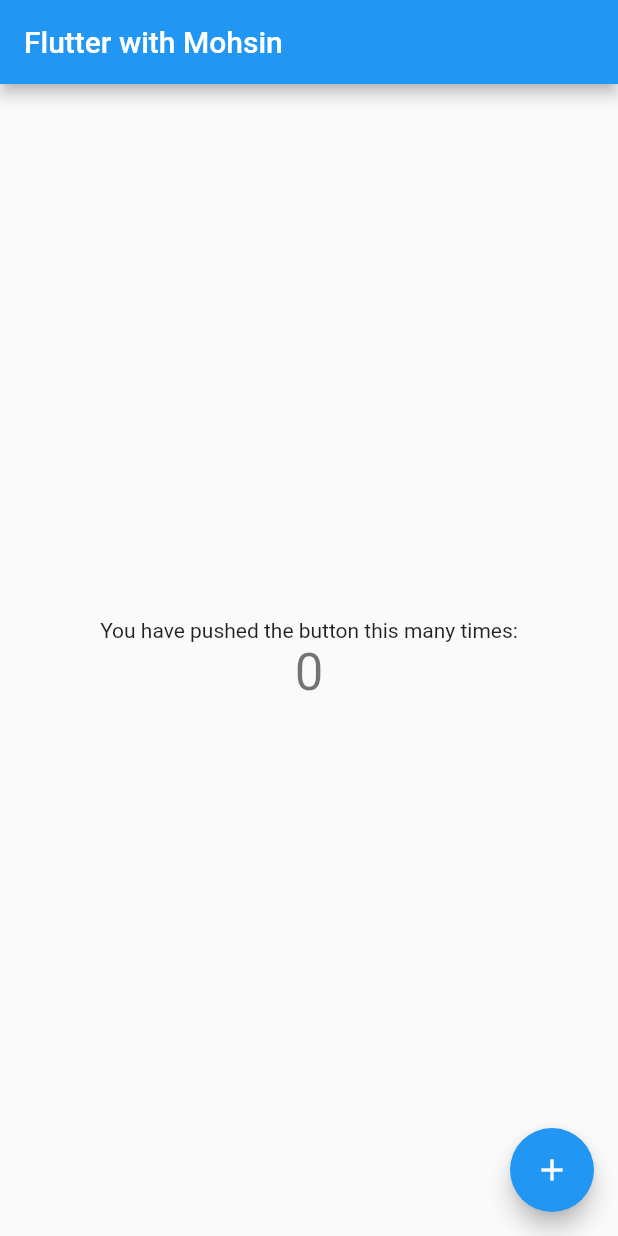
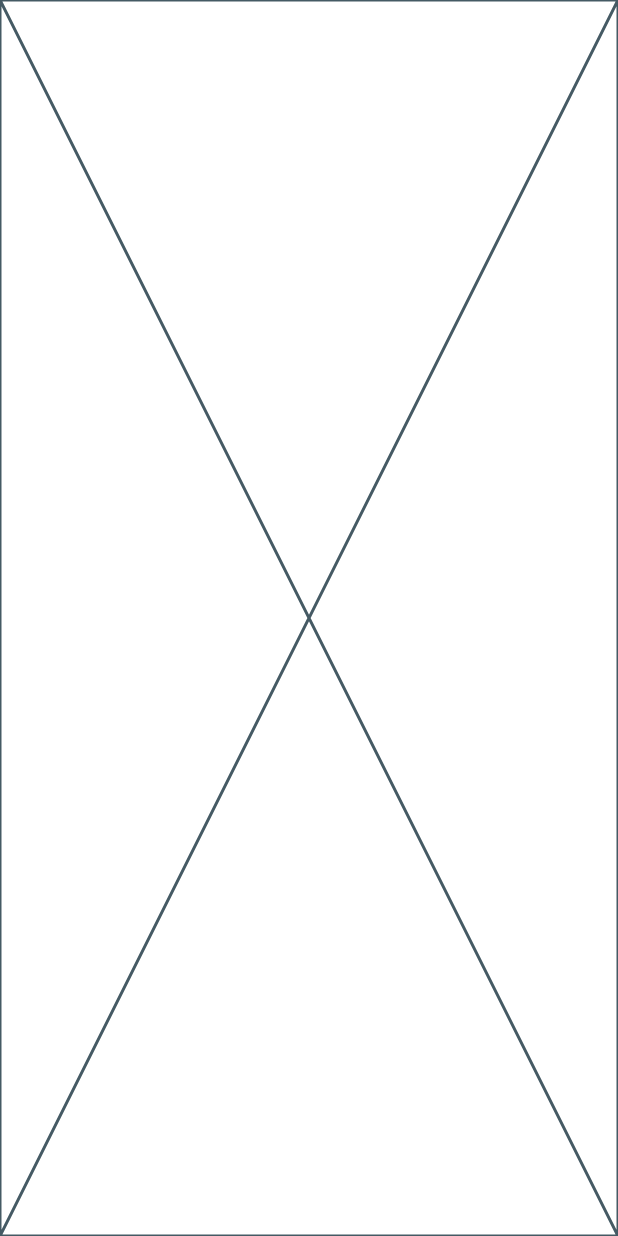
Before and after one commit to itsmohsin/mynotes, a Flutter app: the screen it shows after launch, on a phone screen of 412 x 824 dp. Run offline on Flutter 3.47's test engine with Material 2 defaults, Android fonts, the phone set to English and light mode, and no system bars; our stand-ins replace firebase_core; accounts and stored records are empty.

Commit message:
removed myhome page & added homepage

```diff
--- a/lib/main.dart
+++ b/lib/main.dart
@@ -7,54 +7,16 @@ void main() {
       theme: ThemeData(
         primarySwatch: Colors.blue,
       ),
-      home: const MyHomePage(title: 'Flutter with Mohsin'),
+      home: const HomePage(),
     ),
   );
 }
 
-class MyHomePage extends StatefulWidget {
-  const MyHomePage({super.key, required this.title});
-
-  final String title;
-
-  @override
-  State<MyHomePage> createState() => _MyHomePageState();
-}
-
-class _MyHomePageState extends State<MyHomePage> {
-  int _counter = 0;
-
-  void _incrementCounter() {
-    setState(() {
-      _counter++;
-    });
-  }
+class HomePage extends StatelessWidget {
+  const HomePage({super.key});
 
   @override
   Widget build(BuildContext context) {
-    return Scaffold(
-      appBar: AppBar(
-        title: Text(widget.title),
-      ),
-      body: Center(
-        child: Column(
-          mainAxisAlignment: MainAxisAlignment.center,
-          children: <Widget>[
-            const Text(
-              'You have pushed the button this many times:',
-            ),
-            Text(
-              '$_counter',
-              style: Theme.of(context).textTheme.headlineMedium,
-            ),
-          ],
-        ),
-      ),
-      floatingActionButton: FloatingActionButton(
-        onPressed: _incrementCounter,
-        tooltip: 'Increment',
-        child: const Icon(Icons.add),
-      ), // This trailing comma makes auto-formatting nicer for build methods.
-    );
+    return const Placeholder();
   }
 }
```
